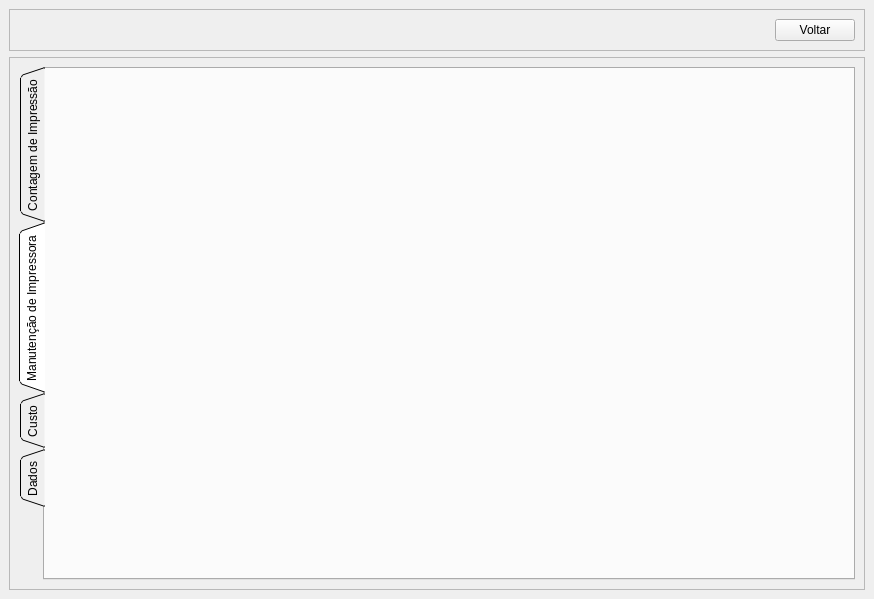
The window that View/Telas/CD_Relatorio.ui (Blastoles/ProjetoSCGI) describes before a commit, drawn with Qt 5.
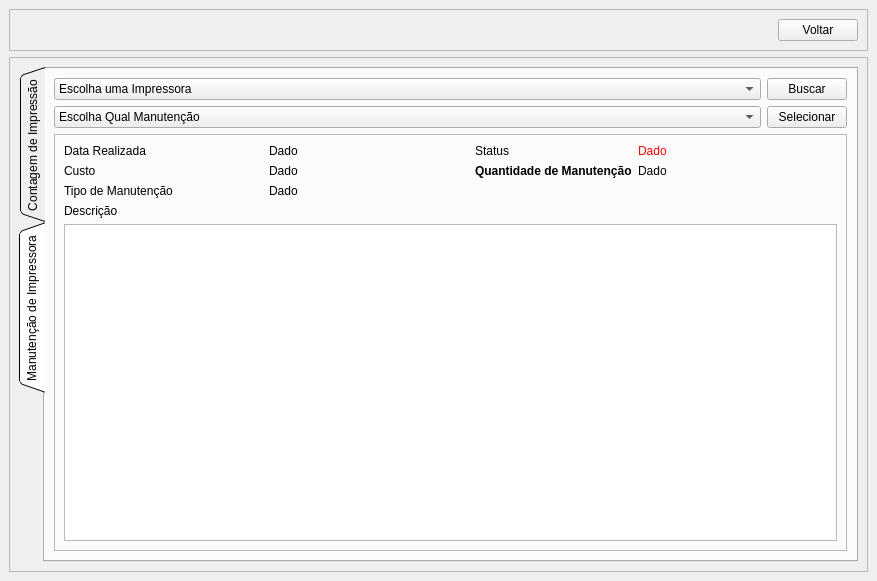
The same window after the commit. The open tabs and pages were chosen to show the change. Icons and pictures are not drawn.

The edit to the form file:
```diff
--- a/View/Telas/CD_Relatorio.ui
+++ b/View/Telas/CD_Relatorio.ui
@@ -6,8 +6,8 @@
    <rect>
     <x>0</x>
     <y>0</y>
-    <width>874</width>
-    <height>599</height>
+    <width>877</width>
+    <height>581</height>
    </rect>
   </property>
   <property name="windowTitle">
@@ -422,153 +422,159 @@
           <attribute name="title">
            <string>Manutenção de Impressora</string>
           </attribute>
-         </widget>
-         <widget class="QWidget" name="tab_2">
-          <attribute name="title">
-           <string>Custo</string>
-          </attribute>
-          <widget class="QGroupBox" name="groupBox_6">
-           <property name="geometry">
-            <rect>
-             <x>90</x>
-             <y>330</y>
-             <width>688</width>
-             <height>129</height>
-            </rect>
-           </property>
-           <property name="title">
-            <string>Campos</string>
-           </property>
-           <layout class="QGridLayout" name="gridLayout_12">
-            <item row="2" column="0">
-             <widget class="QCheckBox" name="BT_Modelo_2">
+          <layout class="QGridLayout" name="gridLayout_4">
+           <item row="1" column="0">
+            <widget class="QComboBox" name="comboBox_2">
+             <property name="sizePolicy">
+              <sizepolicy hsizetype="Expanding" vsizetype="Fixed">
+               <horstretch>0</horstretch>
+               <verstretch>0</verstretch>
+              </sizepolicy>
+             </property>
+             <item>
               <property name="text">
-               <string>Modelo</string>
+               <string>Escolha Qual Manutenção</string>
               </property>
-             </widget>
-            </item>
-            <item row="0" column="0">
-             <widget class="QCheckBox" name="BT_NumDeSerie_2">
+             </item>
+            </widget>
+           </item>
+           <item row="0" column="0">
+            <widget class="QComboBox" name="comboBox">
+             <property name="sizePolicy">
+              <sizepolicy hsizetype="Expanding" vsizetype="Fixed">
+               <horstretch>0</horstretch>
+               <verstretch>0</verstretch>
+              </sizepolicy>
+             </property>
+             <item>
               <property name="text">
-               <string>Número de Série</string>
+               <string>Escolha uma Impressora</string>
               </property>
-             </widget>
-            </item>
-            <item row="5" column="0">
-             <widget class="QCheckBox" name="BT_AnoAquisicao_2">
-              <property name="text">
-               <string>Ano da Aquisição</string>
-              </property>
-             </widget>
-            </item>
-            <item row="3" column="0">
-             <widget class="QCheckBox" name="BT_Fabricante_2">
-              <property name="text">
-               <string>Fabricante</string>
-              </property>
-             </widget>
-            </item>
-            <item row="1" column="0">
-             <widget class="QCheckBox" name="BT_MAC_2">
-              <property name="text">
-               <string>MAC</string>
-              </property>
-             </widget>
-            </item>
-            <item row="4" column="0">
-             <widget class="QCheckBox" name="BT_NomeAmigavel_2">
-              <property name="text">
-               <string>Nome Amigavel</string>
-              </property>
-             </widget>
-            </item>
-            <item row="0" column="1">
-             <widget class="QCheckBox" name="BT_Alugada_3">
-              <property name="text">
-               <string>Alugada</string>
-              </property>
-             </widget>
-            </item>
-            <item row="2" column="1">
-             <widget class="QCheckBox" name="BT_SiglaSetor_2">
-              <property name="text">
-               <string>Sigla Setor</string>
-              </property>
-              <property name="checked">
-               <bool>false</bool>
-              </property>
-             </widget>
-            </item>
-            <item row="1" column="1">
-             <widget class="QCheckBox" name="BT_NomeSetor_2">
-              <property name="text">
-               <string>Nome Setor</string>
-              </property>
-             </widget>
-            </item>
-            <item row="0" column="2">
-             <widget class="QCheckBox" name="BT_Wifi_2">
-              <property name="text">
-               <string>Wifi</string>
-              </property>
-             </widget>
-            </item>
-            <item row="3" column="1">
-             <widget class="QCheckBox" name="BT_Status_2">
-              <property name="text">
-               <string>Status</string>
-              </property>
-             </widget>
-            </item>
-            <item row="4" column="1">
-             <widget class="QCheckBox" name="BT_USB_2">
-              <property name="text">
-               <string>USB</string>
-              </property>
-             </widget>
-            </item>
-            <item row="5" column="1">
-             <widget class="QCheckBox" name="BT_Rede_2">
-              <property name="text">
-               <string>Rede</string>
-              </property>
-             </widget>
-            </item>
-            <item row="1" column="2">
-             <widget class="QCheckBox" name="BT_IP_2">
-              <property name="text">
-               <string>Endereço de IP</string>
-              </property>
-             </widget>
-            </item>
-            <item row="2" column="2">
-             <widget class="QCheckBox" name="BT_Monocromatico_2">
-              <property name="text">
-               <string>Monocromatico</string>
-              </property>
-             </widget>
-            </item>
-            <item row="3" column="2">
-             <widget class="QCheckBox" name="BT_Cromatico_2">
-              <property name="text">
-               <string>Cromatico</string>
-              </property>
-             </widget>
-            </item>
-            <item row="4" column="2">
-             <widget class="QCheckBox" name="BT_ModeloToner_2">
-              <property name="text">
-               <string>Modelo Toner(s)</string>
-              </property>
-             </widget>
-            </item>
-           </layout>
-          </widget>
-         </widget>
-         <widget class="QWidget" name="tab_3">
-          <attribute name="title">
-           <string>Dados</string>
-          </attribute>
+             </item>
+            </widget>
+           </item>
+           <item row="2" column="0" colspan="2">
+            <widget class="QFrame" name="frame_3">
+             <property name="frameShape">
+              <enum>QFrame::StyledPanel</enum>
+             </property>
+             <property name="frameShadow">
+              <enum>QFrame::Raised</enum>
+             </property>
+             <layout class="QGridLayout" name="gridLayout_5">
+              <item row="0" column="1">
+               <widget class="QLabel" name="CP_Data">
+                <property name="text">
+                 <string>Dado</string>
+                </property>
+               </widget>
+              </item>
+              <item row="0" column="0">
+               <widget class="QLabel" name="TX_Data">
+                <property name="text">
+                 <string>Data Realizada</string>
+                </property>
+               </widget>
+              </item>
+              <item row="6" column="0" colspan="4">
+               <widget class="QTextEdit" name="CP_Desc"/>
+              </item>
+              <item row="4" column="0">
+               <widget class="QLabel" name="TX_Desc">
+                <property name="text">
+                 <string>Descrição</string>
+                </property>
+               </widget>
+              </item>
+              <item row="1" column="0">
+               <widget class="QLabel" name="TX_Custo">
+                <property name="text">
+                 <string>Custo</string>
+                </property>
+               </widget>
+              </item>
+              <item row="1" column="1">
+               <widget class="QLabel" name="CP_Custo">
+                <property name="text">
+                 <string>Dado</string>
+                </property>
+               </widget>
+              </item>
+              <item row="2" column="0">
+               <widget class="QLabel" name="TX_Tipo">
+                <property name="text">
+                 <string>Tipo de Manutenção</string>
+                </property>
+               </widget>
+              </item>
+              <item row="2" column="1">
+               <widget class="QLabel" name="CP_Tipo">
+                <property name="text">
+                 <string>Dado</string>
+                </property>
+               </widget>
+              </item>
+              <item row="0" column="2">
+               <widget class="QLabel" name="TX_Status">
+                <property name="text">
+                 <string>Status</string>
+                </property>
+               </widget>
+              </item>
+              <item row="0" column="3">
+               <widget class="QLabel" name="CP_Status">
+                <property name="styleSheet">
+                 <string notr="true">color: rgb(255, 0, 0);</string>
+                </property>
+                <property name="text">
+                 <string>Dado</string>
+                </property>
+               </widget>
+              </item>
+              <item row="1" column="2">
+               <widget class="QLabel" name="TX_Quanti">
+                <property name="sizePolicy">
+                 <sizepolicy hsizetype="Maximum" vsizetype="Preferred">
+                  <horstretch>0</horstretch>
+                  <verstretch>0</verstretch>
+                 </sizepolicy>
+                </property>
+                <property name="font">
+                 <font>
+                  <weight>75</weight>
+                  <bold>true</bold>
+                 </font>
+                </property>
+                <property name="text">
+                 <string>Quantidade de Manutenção</string>
+                </property>
+               </widget>
+              </item>
+              <item row="1" column="3">
+               <widget class="QLabel" name="CP_Quantidade">
+                <property name="text">
+                 <string>Dado</string>
+                </property>
+               </widget>
+              </item>
+             </layout>
+            </widget>
+           </item>
+           <item row="0" column="1">
+            <widget class="QPushButton" name="BT_Buscar">
+             <property name="text">
+              <string>Buscar</string>
+             </property>
+            </widget>
+           </item>
+           <item row="1" column="1">
+            <widget class="QPushButton" name="BT_Selecionar">
+             <property name="text">
+              <string>Selecionar</string>
+             </property>
+            </widget>
+           </item>
+          </layout>
          </widget>
         </widget>
        </item>
```
Left out of the diff: 305 changed lines with no effect on the pictures.
